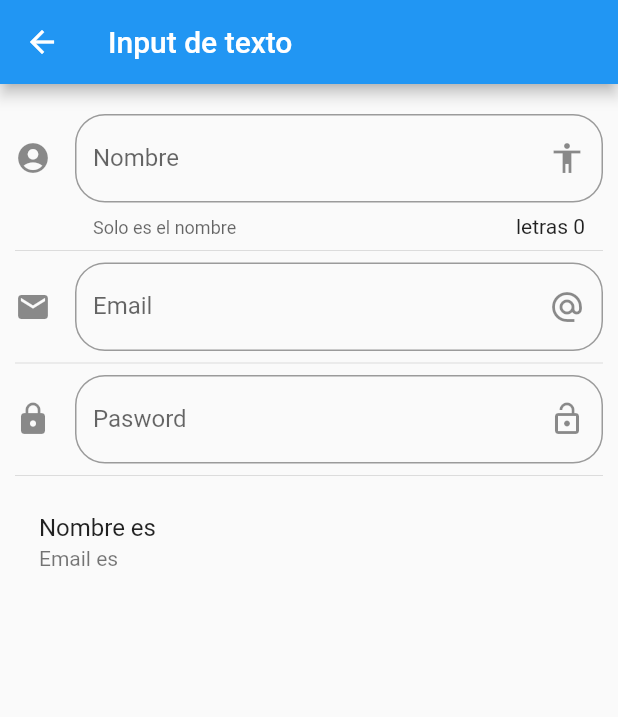
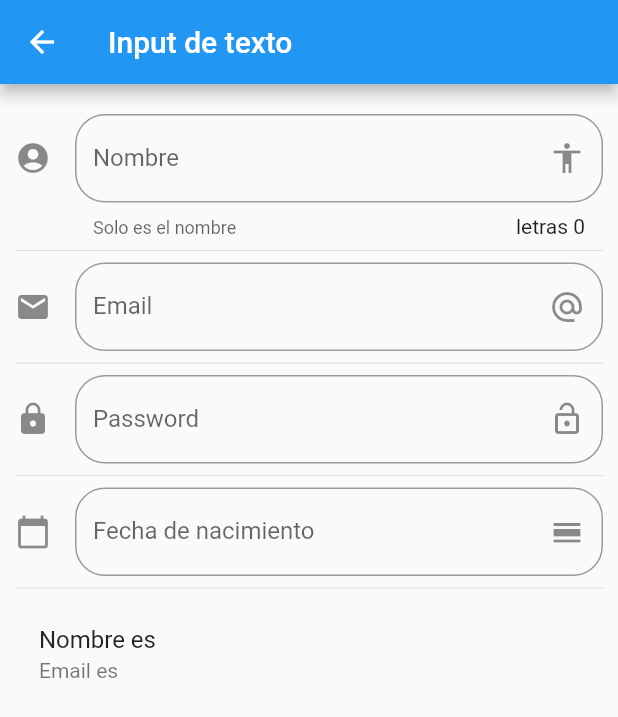
Before and after one commit to Sam200018/Flutter_Componentes, a Flutter app: the InputPage screen opened by its route, on a phone screen of 412 x 824 dp. Shown: the top 717 px of the screen. Run offline on Flutter 3.47's test engine with Material 2 defaults, Android fonts, the phone set to English and light mode, and no system bars.

Commit message:
DatePicker es para poder escoger la fecha y una vez escogida mostrarla en su caja de texto

```diff
--- a/lib/src/pages/input_page.dart
+++ b/lib/src/pages/input_page.dart
@@ -10,6 +10,10 @@ class InputPage extends StatefulWidget {
 class _InputPageState extends State<InputPage> {
   String _nombre = '';
   String _email = '';
+  String _fecha = '';
+
+  TextEditingController _inputFieldDate = new TextEditingController();
+
   @override
   Widget build(BuildContext context) {
     return Container(
@@ -25,6 +29,8 @@ class _InputPageState extends State<InputPage> {
             _crearEmail(),
             Divider(),
             _crearPassword(),
+            Divider(),
+            _crearFecha(context),
             Divider(),
             _crearPersona(),
           ],
@@ -83,8 +89,8 @@ class _InputPageState extends State<InputPage> {
         border: OutlineInputBorder(
           borderRadius: BorderRadius.circular(20.0),
         ),
-        hintText: 'Pasword',
-        labelText: 'Pasword',
+        hintText: 'Password',
+        labelText: 'Password',
         suffixIcon: Icon(Icons.lock_open),
         icon: Icon(Icons.lock),
       ),
@@ -96,6 +102,41 @@ class _InputPageState extends State<InputPage> {
     );
   }
 
+  Widget _crearFecha(BuildContext context) {
+    return TextField(
+      controller: _inputFieldDate,
+      enableInteractiveSelection: false,
+      decoration: InputDecoration(
+        border: OutlineInputBorder(
+          borderRadius: BorderRadius.circular(20.0),
+        ),
+        hintText: 'Fecha de nacimiento',
+        labelText: 'Fecha de nacimiento',
+        suffixIcon: Icon(Icons.calendar_view_day),
+        icon: Icon(Icons.calendar_today),
+      ),
+      onTap: () {
+        FocusScope.of(context).requestFocus(new FocusNode());
+        _selectDate(context);
+      },
+    );
+  }
+
+  _selectDate(BuildContext context) async {
+    DateTime picked = await showDatePicker(
+      context: context,
+      initialDate: new DateTime.now(),
+      firstDate: new DateTime(2018),
+      lastDate: new DateTime(2025),
+    );
+    if (picked != null) {
+      setState(() {
+        _fecha = picked.toString();
+        _inputFieldDate.text = _fecha;
+      });
+    }
+  }
+
   Widget _crearPersona() {
     return ListTile(
       title: Text('Nombre es $_nombre'),
```
